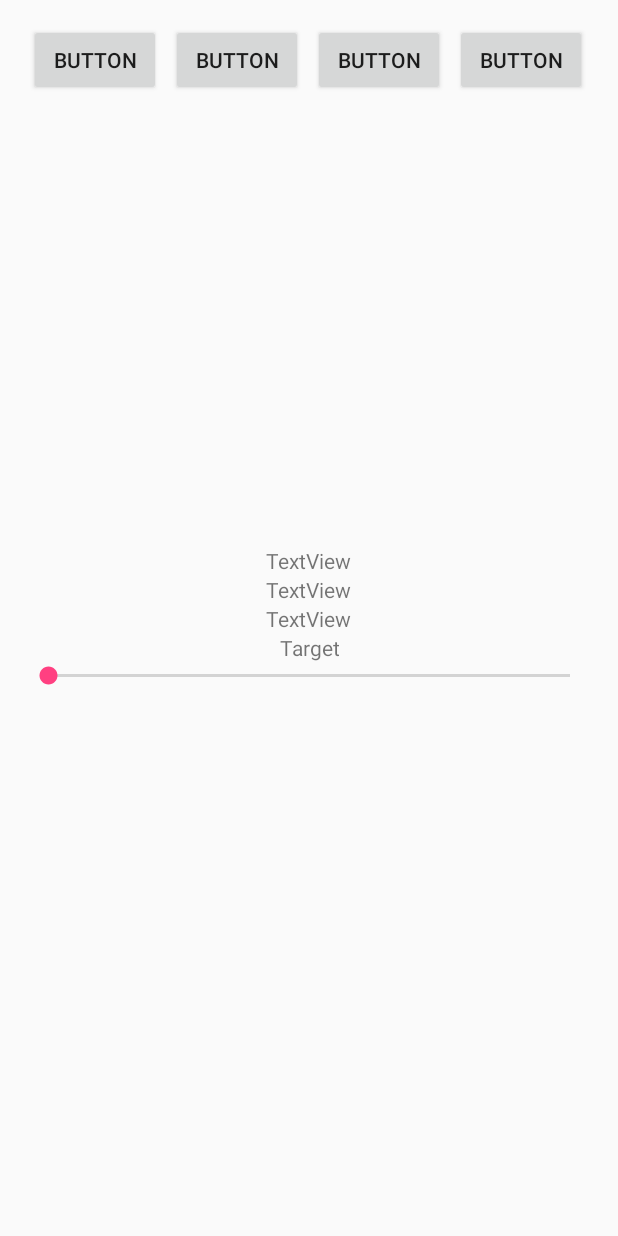
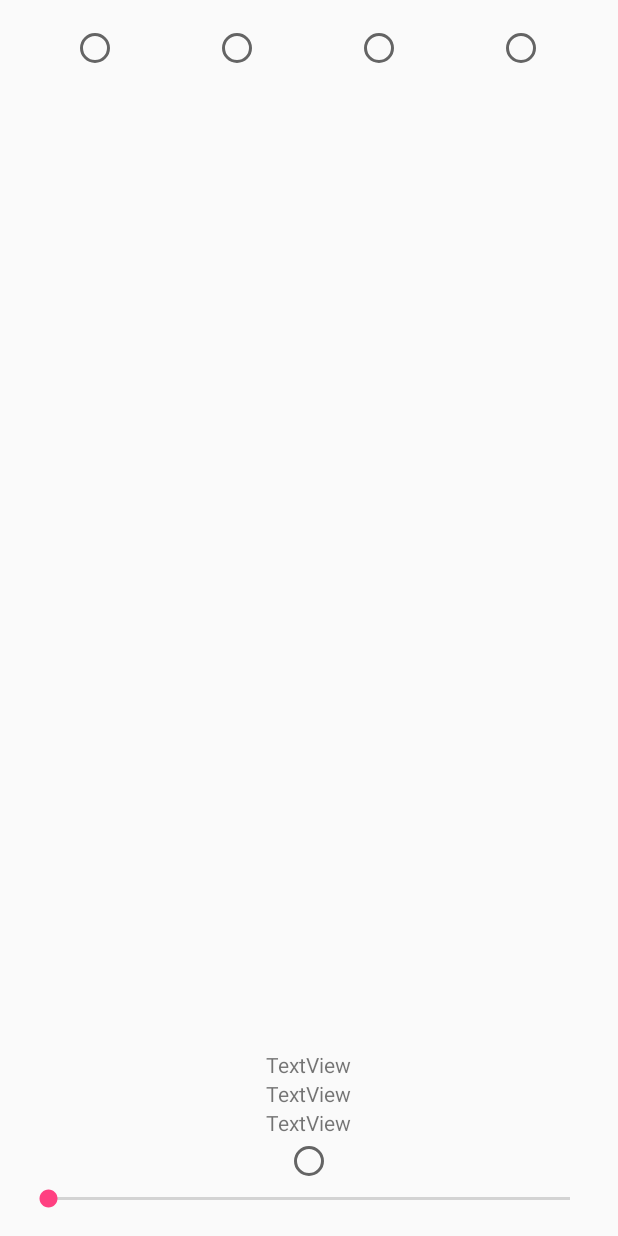
Before and after one commit to condiom/tabu, an Android app: the Test screen opened directly, with no data from a screen before it, on a phone screen of 412 x 824 dp. Run offline under Robolectric (Android 15) with nearby library versions, the phone set to English and light mode, and no system bars.

Commit message:
uploaded small changes

```diff
--- a/app/src/main/java/tratrafe2/condiom/tambu/Test.java
+++ b/app/src/main/java/tratrafe2/condiom/tambu/Test.java
@@ -15,59 +15,26 @@ import android.widget.TextView;
 import org.w3c.dom.Text;
 
 public class Test extends Activity {
-   Button bt1,bt2,bt3,bt4;
+    View bt1,bt2,bt3,bt4;
    FrameLayout fr;
    CountDownTimer cdt;
-   Button b;
+    View tx;
+    View b;
    SeekBar sk;
    TextView txtSpeed;
    @Override
    protected void onCreate(Bundle savedInstanceState) {
       super.onCreate(savedInstanceState);
       setContentView(R.layout.activity_test);
-      bt1 = (Button)findViewById(R.id.btnTest1);
-      bt2 = (Button)findViewById(R.id.btnTest2);
-      bt3 = (Button)findViewById(R.id.btnTest3);
-      bt4 = (Button)findViewById(R.id.btnTest4);
+      bt1 = (View)findViewById(R.id.btnTest1);
+      bt2 = (View)findViewById(R.id.btnTest2);
+      bt3 = (View)findViewById(R.id.btnTest3);
+      bt4 = (View)findViewById(R.id.btnTest4);
       sk=(SeekBar)findViewById(R.id.seekBar);
       fr=(FrameLayout)findViewById(R.id.frLayout);
       txtSpeed=(TextView)findViewById(R.id.txtSpeed);
-      final TextView tx = (TextView) findViewById(R.id.txtTestTarget);
-
-      cdt = new CountDownTimer(100000,1) {
-
-         @Override
-         public void onTick(long l) {
-            int speed=sk.getProgress();
-            txtSpeed.setText(speed+"");
-            if(b.getX()+b.getWidth()/2!=tx.getX()+tx.getWidth()/2){
-               if(b.getX()+b.getWidth()/2>tx.getX()+tx.getWidth()/2){
-                  b.setX(b.getX()-speed);
-               }
-               else{
-                  b.setX(b.getX()+speed);
-               }
-               if(Math.abs((b.getX()+b.getWidth()/2)-(tx.getX()+tx.getWidth()/2))<speed){
-                  b.setX((tx.getX()+tx.getWidth()/2)-b.getWidth()/2);
-               }
-
-            }
-            else{
-               if(b.getY()+b.getHeight()/2<tx.getY()+tx.getHeight()/2)
-                  b.setY(b.getY()+speed);
-               else{
-                  cdt.cancel();
-               }
-            }
 
 
-         }
-
-         @Override
-         public void onFinish() {
-
-         }
-      };
       fr.getViewTreeObserver().addOnGlobalLayoutListener(new ViewTreeObserver.OnGlobalLayoutListener() {
          @Override
          public void onGlobalLayout() {
@@ -88,8 +55,49 @@ public class Test extends Activity {
    }
 
    public void btnClick(View v){
-      b=(Button)v;
-      cdt.cancel();
+      b=v;
+       if(cdt!=null)
+       cdt.cancel();
+       tx = (View) findViewById(R.id.txtTestTarget);
+
+       cdt = new CountDownTimer(100000,1) {
+           float speed=sk.getProgress();
+           @Override
+           public void onTick(long l) {
+               speed+=0.1;
+               txtSpeed.setText(speed+"");
+               if(b.getX()+b.getWidth()/2!=tx.getX()+tx.getWidth()/2){
+                   if(b.getX()+b.getWidth()/2>tx.getX()+tx.getWidth()/2){
+                       b.setX(b.getX()-speed);
+                   }
+                   else{
+                       b.setX(b.getX()+speed);
+                   }
+                   b.setY(b.getY()+speed);
+                   if(Math.abs((b.getX()+b.getWidth()/2)-(tx.getX()+tx.getWidth()/2))<speed){
+                       b.setX((tx.getX()+tx.getWidth()/2)-b.getWidth()/2);
+                   }
+
+               }
+               else{
+
+                   if(b.getY()+b.getHeight()/2<tx.getY()+tx.getHeight()/2)
+                       b.setY(b.getY()+speed);
+                   else{
+                       b.setY(-b.getHeight()/2+tx.getY()+tx.getHeight()/2);
+                       cdt.cancel();
+                   }
+               }
+
+
+           }
+
+           @Override
+           public void onFinish() {
+
+           }
+       };
+
       cdt.start();
    }
 }
--- a/app/src/main/res/layout/activity_test.xml
+++ b/app/src/main/res/layout/activity_test.xml
@@ -16,39 +16,45 @@
         android:layout_height="match_parent"
         android:id="@+id/frLayout">
 
-        <Button
-            android:text="Button"
+        <RadioButton
+            android:text=""
             android:layout_width="wrap_content"
             android:layout_height="wrap_content"
             android:id="@+id/btnTest4"
-            android:onClick="btnClick"/>
+            android:onClick="btnClick"
+            android:textColorLink="@android:color/holo_green_dark" />
 
-        <Button
-            android:text="Button"
+        <RadioButton
+            android:text=""
             android:layout_width="wrap_content"
             android:layout_height="wrap_content"
             android:id="@+id/btnTest3"
-            android:onClick="btnClick"/>
+            android:onClick="btnClick"
+            android:textColorLink="?attr/colorPrimaryDark" />
 
-        <Button
-            android:text="Button"
+        <RadioButton
+            android:text=""
             android:layout_width="wrap_content"
             android:layout_height="wrap_content"
             android:id="@+id/btnTest2"
-            android:onClick="btnClick"/>
+            android:onClick="btnClick"
+            android:textColorLink="?android:attr/textColorHighlight" />
 
-        <Button
-            android:text="Button"
+        <RadioButton
+            android:text=""
             android:layout_width="wrap_content"
             android:layout_height="wrap_content"
             android:id="@+id/btnTest1"
-            android:onClick="btnClick"/>
+            android:onClick="btnClick"
+            android:textColorHighlight="?android:attr/textColorHighlight" />
+
+
 
         <LinearLayout
             android:orientation="vertical"
             android:layout_width="match_parent"
             android:layout_height="match_parent"
-            android:gravity="center_vertical|center_horizontal">
+            android:gravity="bottom|center_horizontal">
 
             <TextView
                 android:text="TextView"
@@ -68,13 +74,11 @@
                 android:layout_height="wrap_content"
                 android:id="@+id/txtSpeed"/>
 
-            <TextView
-                android:text="Target"
+            <RadioButton
                 android:layout_width="wrap_content"
                 android:layout_height="wrap_content"
                 android:id="@+id/txtTestTarget"
-                android:textAlignment="viewEnd"
-                tools:layout_width="wrap_content"/>
+                android:gravity="center|start" />
 
             <SeekBar
                 android:layout_width="match_parent"
```
